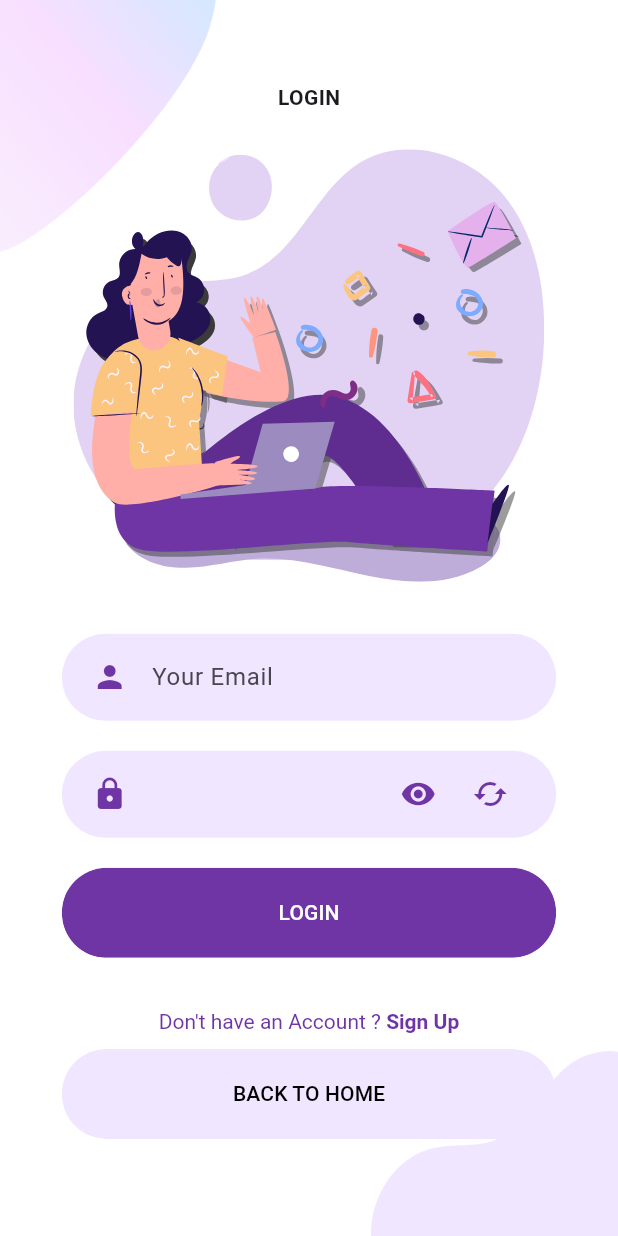
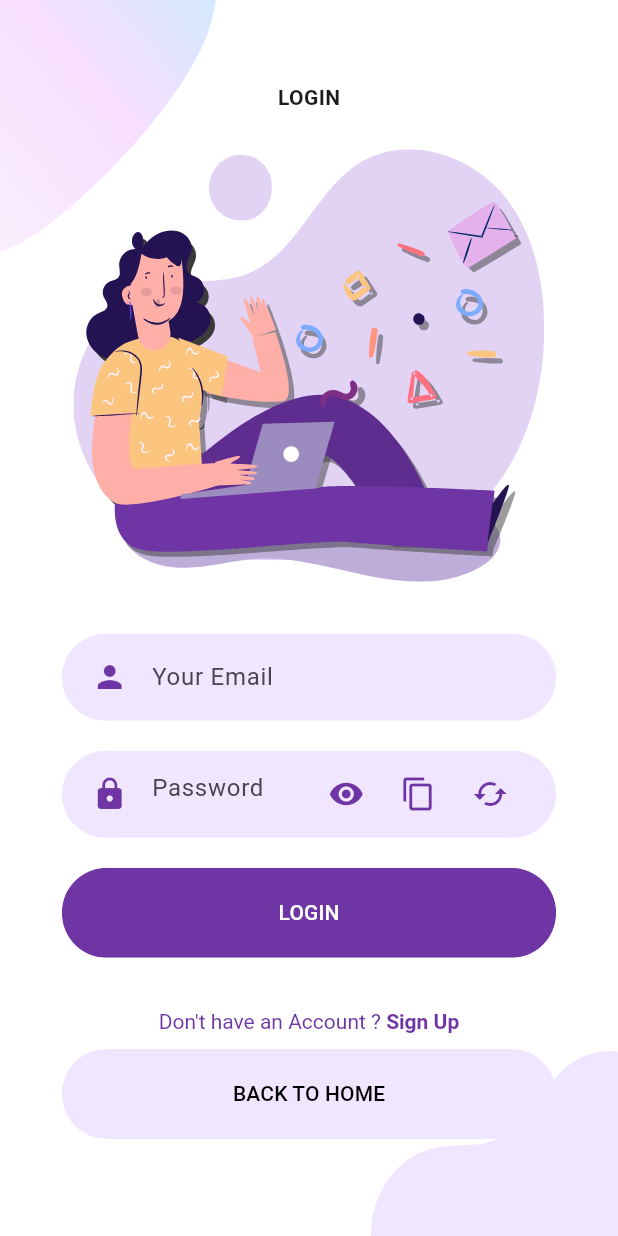
Before and after one commit to MEDyassKH3100/ChatBot_Front, a Flutter app: the screen it shows after launch, after a tap on "LOGIN", on a phone screen of 412 x 824 dp. Run offline on Flutter 3.47's test engine with Material 3 defaults, Android fonts, the phone set to English and light mode, and no system bars; our stand-ins replace flutter_svg.

```diff
--- a/front/lib/components/rounded_password_field.dart
+++ b/front/lib/components/rounded_password_field.dart
@@ -1,15 +1,16 @@
 import 'package:flutter/material.dart';
+import 'package:flutter/services.dart';
 import 'package:front/components/text_field_container.dart';
 import 'package:front/constants.dart';
 import 'dart:math';
 
 class RoundedPasswordField extends StatefulWidget {
+  final ValueChanged<String> onChanged;
   final String hintText;
-  final ValueChanged<String> onChanged;
   const RoundedPasswordField({
     Key? key,
-    required this.hintText,
     required this.onChanged,
+    required this.hintText, required bool isPasswordField,
   }) : super(key: key);
 
   @override
@@ -18,7 +19,7 @@ class RoundedPasswordField extends StatefulWidget {
 
 class _RoundedPasswordFieldState extends State<RoundedPasswordField> {
   bool _obscureText = true;
-  TextEditingController _controller = TextEditingController();
+  final TextEditingController _controller = TextEditingController();
 
   void _toggleVisibility() {
     setState(() {
@@ -26,25 +27,32 @@ class _RoundedPasswordFieldState extends State<RoundedPasswordField> {
     });
   }
 
+  void _copyToClipboard() {
+    Clipboard.setData(ClipboardData(text: _controller.text));
+    ScaffoldMessenger.of(context).showSnackBar(
+      SnackBar(content: Text("Password copied to clipboard")),
+    );
+  }
+
   String generatePassword() {
-    String upper = 'ABCDEFGHIJKLMNOPQRSTUVWXYZ';
-    String lower = 'abcdefghijklmnopqrstuvwxyz';
-    String numbers = '1234567890';
-    String symbols = '!@#\$%^&*()<>,./';
+    const String upper = 'ABCDEFGHIJKLMNOPQRSTUVWXYZ';
+    const String lower = 'abcdefghijklmnopqrstuvwxyz';
+    const String numbers = '1234567890';
+    const String symbols = '!@#\$%^&*()<>,./';
     String password = '';
-    int passLength = 20;
-    String seed = upper + lower + numbers + symbols;
-    List<String> list = seed.split('').toList();
-    Random rand = Random();
+    const int passLength = 20;
+    final String seed = upper + lower + numbers + symbols;
+    final List<String> list = seed.split('').toList();
+    final Random rand = Random();
     for (int i = 0; i < passLength; i++) {
-      int index = rand.nextInt(list.length);
+      final int index = rand.nextInt(list.length);
       password += list[index];
     }
     return password;
   }
 
   void _generatePassword() {
-    String newPassword = generatePassword();
+    final String newPassword = generatePassword();
     _controller.text = newPassword;
     widget.onChanged(newPassword);
   }
@@ -52,9 +60,6 @@ class _RoundedPasswordFieldState extends State<RoundedPasswordField> {
   @override
   Widget build(BuildContext context) {
     return TextFieldContainer(
-      child: Row(
-        children: [
-          Expanded(
       child: TextField(
         controller: _controller,
         obscureText: _obscureText,
@@ -65,23 +70,35 @@ class _RoundedPasswordFieldState extends State<RoundedPasswordField> {
             Icons.lock,
             color: kPrimaryColor,
           ),
-                suffixIcon: IconButton(
+          suffixIcon: Row(
+            mainAxisSize: MainAxisSize.min,
+            children: [
+              IconButton(
                 icon: Icon(
                   _obscureText ? Icons.visibility : Icons.visibility_off,
                   color: kPrimaryColor,
                 ),
                 onPressed: _toggleVisibility,
               ),
-                border: InputBorder.none,
+              IconButton(
+                icon: Icon(
+                  Icons.copy,
+                  color: kPrimaryColor,
                 ),
-            ),
+                onPressed: _copyToClipboard,
               ),
               IconButton(
-            icon: Icon(Icons.cached, color: kPrimaryColor),
+                icon: Icon(
+                  Icons.cached,
+                  color: kPrimaryColor,
+                ),
                 onPressed: _generatePassword,
               ),
             ],
           ),
+          border: InputBorder.none,
+        ),
+      ),
     );
   }
 }
--- a/front/lib/screens/Login/components/body.dart
+++ b/front/lib/screens/Login/components/body.dart
@@ -6,7 +6,6 @@ import 'package:front/components/rounded_input_field.dart';
 import 'package:front/components/rounded_password_field.dart';
 import 'package:front/constants.dart';
 import 'package:front/screens/Login/components/background.dart';
-
 
 class Body extends StatelessWidget {
   const Body({
@@ -39,7 +38,8 @@ class Body extends StatelessWidget {
             onChanged: (value) {},
           ),
           RoundedPasswordField(
-            onChanged: (value) {}, hintText: '',
+            onChanged: (value) {},
+            hintText: 'Password', isPasswordField: false,
           ),
           RoundedButton(
             text: "LOGIN",
--- a/front/lib/screens/Signup/components/body.dart
+++ b/front/lib/screens/Signup/components/body.dart
@@ -8,15 +8,14 @@ import 'package:front/screens/Signup/components/background.dart';
 
 class Body extends StatelessWidget {
   const Body({
-    super.key,
-  });
+    Key? key,
+  }) : super(key: key);
 
   @override
   Widget build(BuildContext context) {
     Size size = MediaQuery.of(context).size;
     return Background(
       child: SingleChildScrollView(
-        //physics: NeverScrollableScrollPhysics(), // Disable scrolling
         child: Column(
           mainAxisAlignment: MainAxisAlignment.center,
           children: <Widget>[
@@ -53,10 +52,12 @@ class Body extends StatelessWidget {
             RoundedPasswordField(
               hintText: "Mot de passe",
               onChanged: (value) {},
+              isPasswordField: true,
             ),
-            RoundedPasswordField(
+            RoundedInputField(
               hintText: "Confirmer Mot de passe",
               onChanged: (value) {},
+
             ),
             RoundedButton(
               text: "SIGNUP",
```
Lines whose indentation alone changed are shown as unchanged.
